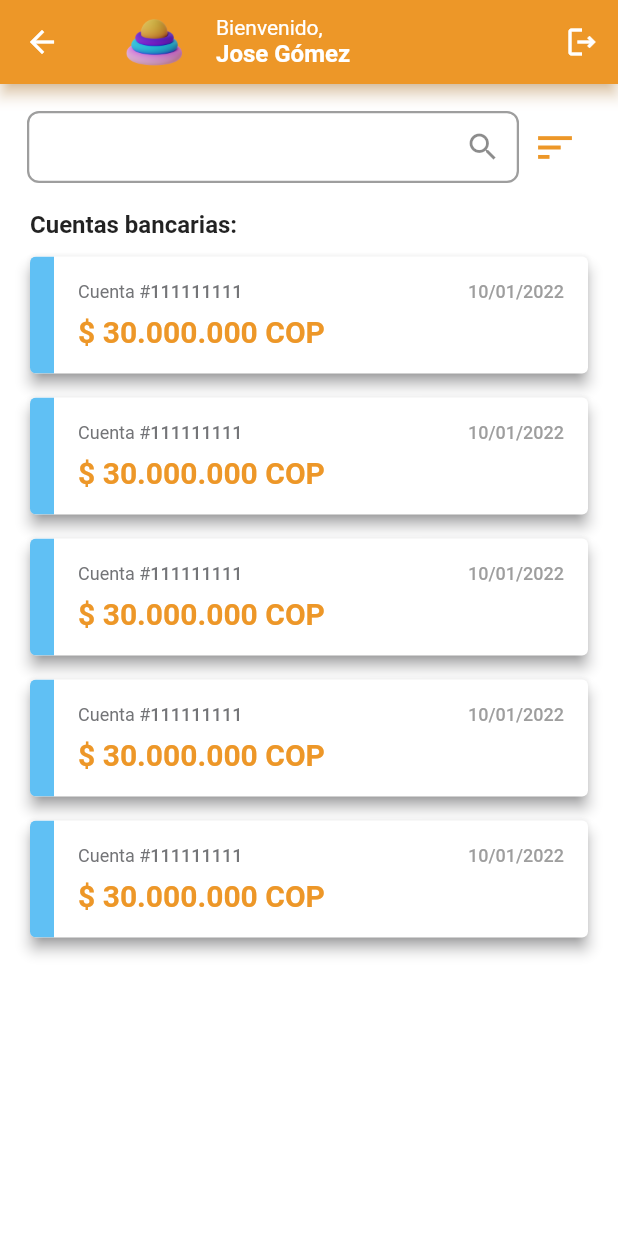
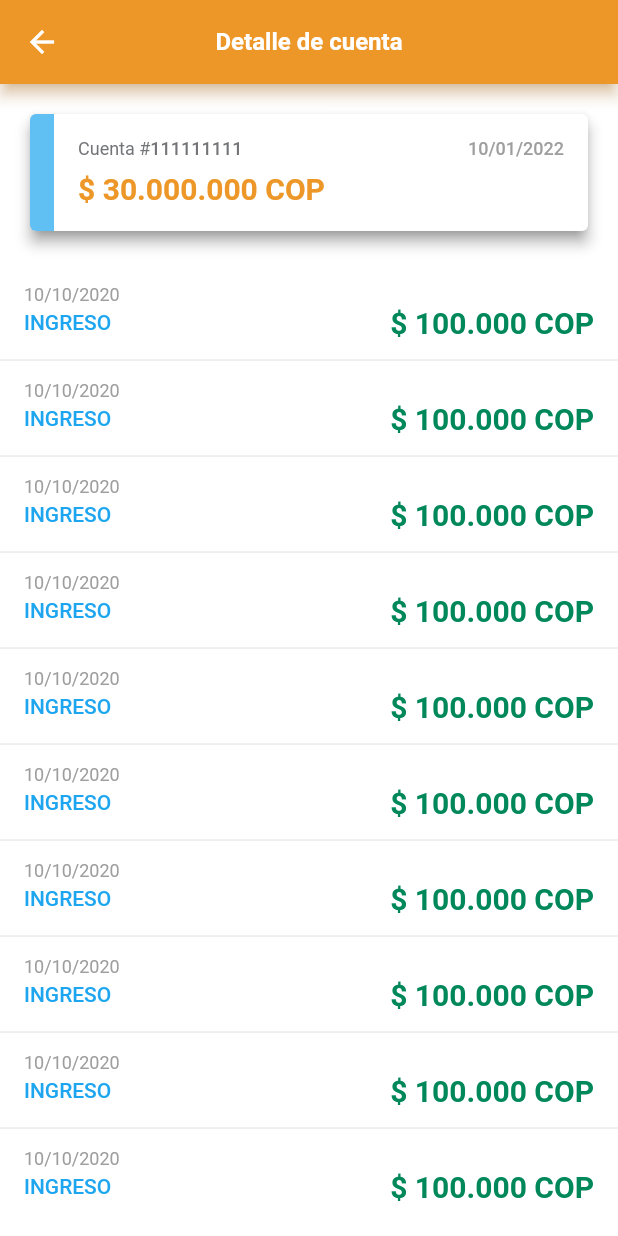
Before and after one commit to jocgomez/bank_test, a Flutter app: the HomeView screen opened by its route, after a tap on an icon or button, on a phone screen of 412 x 824 dp. Run offline on Flutter 3.47's test engine with Material 2 defaults, Android fonts, the phone set to English and light mode, and no system bars; our stand-ins replace connectivity, dio, get_it, retrofit, rxdart, shared_preferences; accounts and stored records are empty; generated files the repository leaves out were written again; Roboto replaces fonts that are missing (Monserrat).

Commit message:
Movement detail ui with objects mapped

```diff
--- /dev/null
+++ b/lib/domain/models/account.dart
@@ -0,0 +1,30 @@
+import 'package:intl/intl.dart';
+import 'package:json_annotation/json_annotation.dart';
+
+part 'account.g.dart';
+
+@JsonSerializable()
+class Account {
+  final String accountNumber;
+  final String amount;
+  final String createdDate;
+
+  Account({
+    required this.accountNumber,
+    required this.amount,
+    required this.createdDate,
+  });
+
+  factory Account.fromJson(Map<String, dynamic> json) =>
+      _$AccountFromJson(json);
+
+  Map<String, dynamic> toJson() => _$AccountToJson(this);
+
+  double getAmount() {
+    return double.parse(amount);
+  }
+
+  DateTime getCreatedDate() {
+    return DateFormat("dd-MM-yyyy").parse(createdDate);
+  }
+}
--- /dev/null
+++ b/lib/domain/models/movements/movement.dart
@@ -0,0 +1,44 @@
+import 'package:bank_test/presentation/resources/enum_manager.dart';
+import 'package:intl/intl.dart';
+import 'package:json_annotation/json_annotation.dart';
+
+part 'movement.g.dart';
+
+@JsonSerializable()
+class Movement {
+  final String tipo;
+  final String monto;
+  final String fechaMovimiento;
+
+  Movement({
+    required this.tipo,
+    required this.monto,
+    required this.fechaMovimiento,
+  });
+
+  factory Movement.fromJson(Map<String, dynamic> json) =>
+      _$MovementFromJson(json);
+
+  Map<String, dynamic> toJson() => _$MovementToJson(this);
+
+  double getAmount() {
+    return double.parse(monto);
+  }
+
+  DateTime getCreatedDate() {
+    return DateFormat("dd-MM-yyyy").parse(fechaMovimiento);
+  }
+
+  MovementType getMovementType() {
+    switch (tipo) {
+      case 'debito':
+        return MovementType.debito;
+      case 'credito':
+        return MovementType.credito;
+      case 'ingreso':
+        return MovementType.ingreso;
+      default:
+        return MovementType.ninguno;
+    }
+  }
+}
--- a/lib/presentation/account_detail/account_detail_view.dart
+++ b/lib/presentation/account_detail/account_detail_view.dart
@@ -1,3 +1,12 @@
+import 'package:bank_test/domain/models/account.dart';
+import 'package:bank_test/domain/models/movements/movement.dart';
+import 'package:bank_test/presentation/components/account_card.dart';
+import 'package:bank_test/presentation/resources/color_manager.dart';
+import 'package:bank_test/presentation/resources/enum_manager.dart';
+import 'package:bank_test/presentation/resources/font_manager.dart';
+import 'package:bank_test/presentation/resources/string_manager.dart';
+import 'package:bank_test/presentation/resources/values_manager.dart';
+import 'package:bank_test/utils/format_amount.dart';
 import 'package:flutter/material.dart';
 
 class AccountDetailView extends StatefulWidget {
@@ -10,6 +19,150 @@ class AccountDetailView extends StatefulWidget {
 class _AccountDetailViewState extends State<AccountDetailView> {
   @override
   Widget build(BuildContext context) {
-    return Container();
+    return Scaffold(
+      backgroundColor: ColorManager.white,
+      appBar: const _AccountDetailAppbar(),
+      body: LayoutBuilder(builder: (context, constraints) {
+        return SizedBox(
+          height: constraints.maxHeight,
+          child: const _AccountDetailBody(),
+        );
+      }),
+    );
   }
 }
+
+class _AccountDetailAppbar extends StatelessWidget
+    implements PreferredSizeWidget {
+  const _AccountDetailAppbar({Key? key}) : super(key: key);
+
+  @override
+  Size get preferredSize => const Size.fromHeight(kToolbarHeight);
+
+  @override
+  Widget build(BuildContext context) {
+    return PreferredSize(
+      preferredSize: Size.infinite,
+      child: AppBar(
+        backgroundColor: ColorManager.primary,
+        title: const Text(
+          AppStrings.detailAccount,
+          style: TextStyle(
+            fontWeight: FontWeightManager.bold,
+          ),
+        ),
+      ),
+    );
+  }
+}
+
+class _AccountDetailBody extends StatelessWidget {
+  const _AccountDetailBody({Key? key}) : super(key: key);
+
+  @override
+  Widget build(BuildContext context) {
+    return Column(
+      children: <Widget>[
+        const SizedBox(height: AppSize.s20),
+        AccountCard(
+          account: Account(
+            accountNumber: '111111111',
+            amount: '30000000',
+            createdDate: '10/01/2022',
+          ),
+          onTap: false,
+        ),
+        const SizedBox(height: AppSize.s30),
+        const _ListAccountMovements(),
+      ],
+    );
+  }
+}
+
+class _ListAccountMovements extends StatelessWidget {
+  const _ListAccountMovements({Key? key}) : super(key: key);
+
+  @override
+  Widget build(BuildContext context) {
+    return Flexible(
+      child: ListView.separated(
+          itemCount: 10,
+          separatorBuilder: (context, index) {
+            return const Divider();
+          },
+          itemBuilder: (context, index) {
+            return _AccountMovement(
+              movement: Movement(
+                tipo: 'ingreso',
+                monto: '100000',
+                fechaMovimiento: '10/10/2020',
+              ),
+            );
+          }),
+    );
+  }
+}
+
+class _AccountMovement extends StatelessWidget {
+  const _AccountMovement({Key? key, required this.movement}) : super(key: key);
+  final Movement movement;
+
+  @override
+  Widget build(BuildContext context) {
+    return ListTile(
+      dense: true,
+      title: Column(
+        crossAxisAlignment: CrossAxisAlignment.stretch,
+        children: <Widget>[
+          Text(
+            movement.fechaMovimiento,
+            style: const TextStyle(
+              fontSize: FontSizeManager.s12,
+              fontWeight: FontWeightManager.regular,
+            ),
+          ),
+          Row(
+            mainAxisAlignment: MainAxisAlignment.spaceBetween,
+            children: <Widget>[
+              Text(
+                movement.tipo.toUpperCase(),
+                style: TextStyle(
+                  fontSize: FontSizeManager.s14,
+                  fontWeight: FontWeightManager.medium,
+                  color: ColorManager.secondary,
+                ),
+              ),
+              const SizedBox(width: AppSize.s16),
+              FittedBox(
+                fit: BoxFit.scaleDown,
+                child: Text(
+                  '\$ ${FormatAmount.format(movement.getAmount())} ${AppStrings.cop}',
+                  style: TextStyle(
+                    fontSize: FontSizeManager.s20,
+                    fontWeight: FontWeightManager.bold,
+                    color: getTypeColor(
+                      movement.getMovementType(),
+                    ),
+                  ),
+                ),
+              ),
+            ],
+          ),
+        ],
+      ),
+    );
+  }
+}
+
+Color getTypeColor(MovementType type) {
+  switch (type) {
+    case MovementType.debito:
+      return ColorManager.error;
+    case MovementType.credito:
+      return ColorManager.error;
+    case MovementType.ingreso:
+      return ColorManager.success;
+    default:
+      return ColorManager.grey;
+  }
+}
--- a/lib/presentation/components/account_card.dart
+++ b/lib/presentation/components/account_card.dart
@@ -1,11 +1,17 @@
+import 'package:bank_test/domain/models/account.dart';
 import 'package:bank_test/presentation/resources/color_manager.dart';
 import 'package:bank_test/presentation/resources/font_manager.dart';
+import 'package:bank_test/presentation/resources/routes_manager.dart';
 import 'package:bank_test/presentation/resources/string_manager.dart';
 import 'package:bank_test/presentation/resources/values_manager.dart';
+import 'package:bank_test/utils/format_amount.dart';
 import 'package:flutter/material.dart';
 
 class AccountCard extends StatelessWidget {
-  const AccountCard({Key? key}) : super(key: key);
+  const AccountCard({Key? key, required this.account, this.onTap = true})
+      : super(key: key);
+  final Account account;
+  final bool onTap;
 
   @override
   Widget build(BuildContext context) {
@@ -14,7 +20,11 @@ class AccountCard extends StatelessWidget {
       elevation: AppSize.s4,
       margin: const EdgeInsets.symmetric(horizontal: AppMargin.m20),
       child: InkWell(
-        onTap: () {},
+        onTap: onTap
+            ? () {
+                Navigator.pushNamed(context, Routes.accountDetailRoute);
+              }
+            : null,
         child: Row(
           children: <Widget>[
             Container(
@@ -41,7 +51,7 @@ class AccountCard extends StatelessWidget {
                               ),
                             ),
                             Text(
-                              '111111111',
+                              account.accountNumber,
                               style: TextStyle(
                                 fontSize: FontSizeManager.s12,
                                 fontWeight: FontWeightManager.medium,
@@ -50,7 +60,7 @@ class AccountCard extends StatelessWidget {
                             ),
                           ],
                         ),
-                        Text('10/01/2022',
+                        Text(account.createdDate,
                             style: TextStyle(
                                 fontSize: FontSizeManager.s12,
                                 fontWeight: FontWeightManager.medium,
@@ -61,7 +71,7 @@ class AccountCard extends StatelessWidget {
                     FittedBox(
                       fit: BoxFit.scaleDown,
                       child: Text(
-                        '\$ 30.000.000 ${AppStrings.cop}',
+                        '\$ ${FormatAmount.format(account.getAmount())} ${AppStrings.cop}',
                         style: TextStyle(
                           fontSize: FontSizeManager.s20,
                           fontWeight: FontWeightManager.bold,
--- a/lib/presentation/home/home_view.dart
+++ b/lib/presentation/home/home_view.dart
@@ -1,3 +1,4 @@
+import 'package:bank_test/domain/models/account.dart';
 import 'package:bank_test/presentation/components/account_card.dart';
 import 'package:bank_test/presentation/resources/assets_manager.dart';
 import 'package:bank_test/presentation/resources/color_manager.dart';
@@ -180,7 +181,12 @@ class _AccountsList extends StatelessWidget {
                   return const SizedBox(height: AppSize.s16);
                 },
                 itemBuilder: (context, index) {
-                  return const AccountCard();
+                  return AccountCard(
+                    account: Account(
+                        accountNumber: '111111111',
+                        amount: '30000000',
+                        createdDate: '10/01/2022'),
+                  );
                 },
               ),
             ),
--- /dev/null
+++ b/lib/presentation/resources/enum_manager.dart
@@ -0,0 +1,13 @@
+enum DocumentType {
+  cc,
+  ce,
+  p,
+  ti,
+}
+
+enum MovementType {
+  debito,
+  credito,
+  ingreso,
+  ninguno,
+}
--- a/lib/presentation/resources/routes_manager.dart
+++ b/lib/presentation/resources/routes_manager.dart
@@ -11,7 +11,7 @@ class Routes {
   static const String loginRoute = '/login';
   static const String registerRoute = '/register';
   static const String homeRoute = '/home';
-  static const String storeDetailRoute = '/storeDetail';
+  static const String accountDetailRoute = '/accountDetail';
 }
 
 class RouteGenerator {
@@ -25,7 +25,7 @@ class RouteGenerator {
         return MaterialPageRoute(builder: (_) => const RegisterView());
       case Routes.homeRoute:
         return MaterialPageRoute(builder: (_) => const HomeView());
-      case Routes.storeDetailRoute:
+      case Routes.accountDetailRoute:
         return MaterialPageRoute(builder: (_) => const AccountDetailView());
       default:
         return undefinedRoute();
--- a/lib/presentation/resources/string_manager.dart
+++ b/lib/presentation/resources/string_manager.dart
@@ -16,4 +16,7 @@ class AppStrings {
   static const String bankAccounts = 'Cuentas bancarias:';
   static const String account = 'Cuenta';
   static const String cop = 'COP';
+
+  //Detail account Strings
+  static const String detailAccount = 'Detalle de cuenta';
 }
--- /dev/null
+++ b/lib/utils/format_amount.dart
@@ -0,0 +1,13 @@
+import 'package:intl/intl.dart';
+
+class FormatAmount {
+  static String format(double value) {
+    final NumberFormat currency = NumberFormat.currency(
+      locale: 'eu',
+      symbol: '',
+      decimalDigits: 0,
+      customPattern: '#,###',
+    );
+    return '${(value - 1) < -1 ? 0 : ""}${currency.format(value)}';
+  }
+}
--- a/pubspec.yaml
+++ b/pubspec.yaml
@@ -44,6 +44,7 @@ dependencies:
   dio: ^4.0.1
   connectivity: ^3.0.6
   shared_preferences: ^2.0.6
+  intl: ^0.17.0
 
 dev_dependencies:
   flutter_test:
```
Also changed, not shown: lib/domain/models/account_info.dart (added, +40 -0 lines), lib/domain/models/movements/movement_account_info.dart (added, +42 -0 lines), lib/data/services/gateway_service.g.dart, lib/domain/models/account.g.dart (added), lib/domain/models/account_info.g.dart (added), lib/domain/models/movements/movement.g.dart (added), lib/domain/models/movements/movement_account_info.g.dart (added), pubspec.lock.
